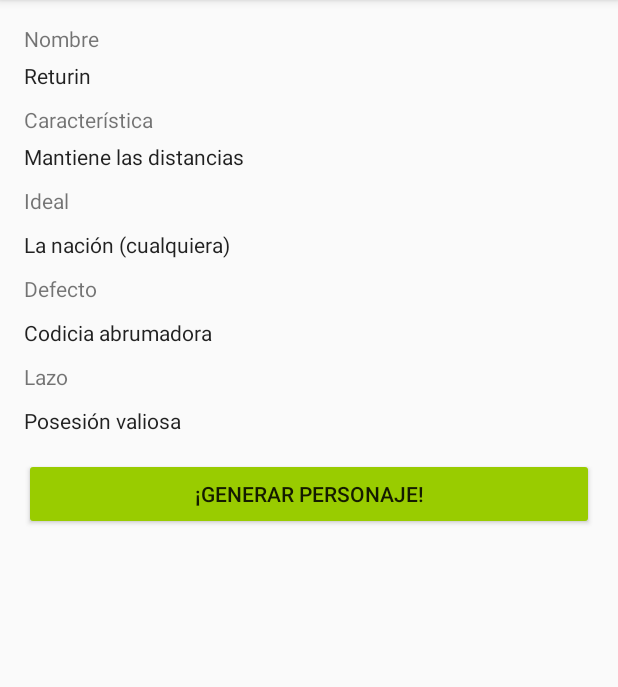
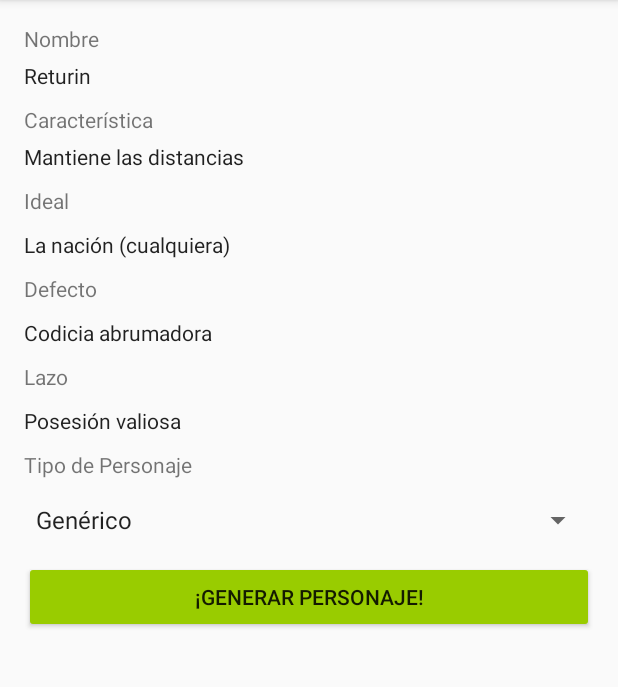
Before and after one commit to IvanVilla/NPCgenerator, an Android app: the screen it shows after launch (MainActivity), after a tap on "¡GENERAR PERSONAJE!", on a phone screen of 412 x 824 dp, the part 84-771 px from its top. Run offline under Robolectric (Android 15) with nearby library versions, the phone set to English and light mode, and no system bars.

```diff
--- a/app/src/main/java/com/example/klaussius/npcgenerator/MainActivity.java
+++ b/app/src/main/java/com/example/klaussius/npcgenerator/MainActivity.java
@@ -6,19 +6,29 @@ import android.support.v7.widget.Toolbar;
 import android.view.Menu;
 import android.view.MenuItem;
 import android.view.View;
+import android.widget.ArrayAdapter;
 import android.widget.Button;
+import android.widget.Spinner;
 import android.widget.TextView;
 
+import personajes.Personaje;
+import personajes.enanos.EnanoFemenino;
+import personajes.enanos.EnanoMasculino;
 import personajes.generico.PersonajeGenerico;
 
 public class MainActivity extends AppCompatActivity {
 
+    // TextViews
     TextView tvNombre;
     TextView tvCaracteristica;
     TextView tvIdeal;
     TextView tvDefecto;
     TextView tvLazo;
 
+    // Spinners
+    Spinner spTipoPersonaje;
+
+    // Buttons
     Button btGenerarPersonaje;
 
     @Override
@@ -35,11 +45,21 @@ public class MainActivity extends AppCompatActivity {
         tvDefecto = (TextView)findViewById(R.id.tvDefecto);
         tvLazo = (TextView)findViewById(R.id.tvLazo);
 
+        // Inicializo el spinner y su adaptador
+        spTipoPersonaje = (Spinner)findViewById(R.id.spTipoPersonaje);
+        ArrayAdapter<CharSequence> adapter =
+                ArrayAdapter.createFromResource(this,R.array.selectorRaza,android.R.layout.simple_spinner_item);
+        adapter.setDropDownViewResource(android.R.layout.simple_spinner_dropdown_item);
+        spTipoPersonaje.setAdapter(adapter);
+
+
+
         // Botón de generar personaje
         btGenerarPersonaje = (Button)findViewById(R.id.btGenerarPersonaje);
         btGenerarPersonaje.setOnClickListener(new View.OnClickListener() {
             @Override
             public void onClick(View view) {
+                String pj = spTipoPersonaje.getSelectedItem().toString();
                 generarPersonaje();
             }
         });
@@ -58,21 +78,31 @@ public class MainActivity extends AppCompatActivity {
         // automatically handle clicks on the Home/Up button, so long
         // as you specify a parent activity in AndroidManifest.xml.
         int id = item.getItemId();
-
         return super.onOptionsItemSelected(item);
     }
 
     // Mi código
 
     /**
-     * Genera un personaje, llena los textView...
+     * Genera un personaje, rellena los textviews
      */
     public void generarPersonaje(){
-        PersonajeGenerico personajeGenerico = new PersonajeGenerico();
-        tvNombre.setText(personajeGenerico.getNombre());
-        tvCaracteristica.setText(personajeGenerico.getCaracteristica());
-        tvIdeal.setText(personajeGenerico.getIdeal());
-        tvDefecto.setText(personajeGenerico.getDefecto());
-        tvLazo.setText(personajeGenerico.getLazo());
+        Personaje personaje;
+        switch (spTipoPersonaje.getSelectedItem().toString()){
+            case "Enano masculino":
+                personaje = new EnanoMasculino();
+                break;
+            case "Enano femenino":
+                personaje = new EnanoFemenino();
+                break;
+            default:
+                personaje = new PersonajeGenerico();
+        }
+        tvNombre.setText(personaje.getNombre());
+        tvCaracteristica.setText(personaje.getCaracteristica());
+        tvIdeal.setText(personaje.getIdeal());
+        tvDefecto.setText(personaje.getDefecto());
+        tvLazo.setText(personaje.getLazo());
     }
+
 }
--- a/app/src/main/java/personajes/enanos/Personaje.java
+++ b/app/src/main/java/personajes/Personaje.java
@@ -1,4 +1,4 @@
-package personajes.enanos;
+package personajes;
 
 import detalles.Caracteristicas;
 import detalles.Defectos;
@@ -6,7 +6,6 @@ import detalles.Ideales;
 import detalles.Lazos;
 
 /**
- * Crea un personaje enano
  * Created by Klaussius on 15/11/2016.
  */
 
--- a/app/src/main/java/personajes/enanos/PersonajeFemenino.java
+++ b/app/src/main/java/personajes/enanos/EnanoFemenino.java
@@ -5,12 +5,12 @@ package personajes.enanos;
  * Created by Klaussius on 15/11/2016.
  */
 
-public class PersonajeFemenino extends Personaje {
+public class EnanoFemenino extends personajes.Personaje {
 
     /**
      * Constructor
      */
-    public PersonajeFemenino() {
+    public EnanoFemenino() {
         super.nombre=new NombreFemenino().getNombre()+" "+new Apellido().getApellido();
     }
 }
--- a/app/src/main/java/personajes/enanos/PersonajeMasculino.java
+++ b/app/src/main/java/personajes/enanos/EnanoMasculino.java
@@ -4,12 +4,12 @@ package personajes.enanos;
  * Enanos masculinos, hereda de personaje enano
  * Created by Klaussius on 15/11/2016.
  */
-public class PersonajeMasculino extends Personaje {
+public class EnanoMasculino extends personajes.Personaje {
 
     /**
      * Constructor
      */
-    public PersonajeMasculino() {
+    public EnanoMasculino() {
         super.nombre = new NombreMasculino().getNombre()+" "+new Apellido().getApellido();
     }
 }
--- a/app/src/main/java/personajes/generico/PersonajeGenerico.java
+++ b/app/src/main/java/personajes/generico/PersonajeGenerico.java
@@ -1,71 +1,16 @@
 package personajes.generico;
-
-import detalles.Caracteristicas;
-import detalles.Defectos;
-import detalles.Ideales;
-import detalles.Lazos;
 
 /**
  * Almacena un personaje
  * Created by Klaussius on 14/11/2016.
  */
 
-public class PersonajeGenerico {
-    // Datos
-    private String nombre;
-    private String caracteristica;
-    private String ideal;
-    private String defecto;
-    private String lazo;
+public class PersonajeGenerico extends personajes.Personaje{
 
     /**
      * Constructor
      */
     public PersonajeGenerico(){
-        nombre = new NombreGenerico().getNombre();
-        caracteristica=new Caracteristicas().getCaracteristica();
-        ideal = new Ideales().getIdeal();
-        defecto = new Defectos().getDefecto();
-        lazo = new Lazos().getLazo();
-    }
-
-    /**
-     * Devuelve el nombre
-     * @return nombre
-     */
-    public String getNombre() {
-        return nombre;
-    }
-
-    /**
-     * Devuelve la característica
-     * @return característica
-     */
-    public String getCaracteristica() {
-        return caracteristica;
-    }
-
-    /**
-     * Devuelve el ideal
-     * @return ideal
-     */
-    public String getIdeal() {
-        return ideal;
-    }
-
-    /**
-     * Devuelve el defecto
-     * @return defecto
-     */
-    public String getDefecto() {
-        return defecto;
-    }
-
-    /**
-     * Devuelve el lazo
-     * @return lazo
-     */
-    public String getLazo() {
-        return lazo;
+        super.nombre = new NombreGenerico().getNombre();
     }
 }
--- a/app/src/main/res/layout/content_main.xml
+++ b/app/src/main/res/layout/content_main.xml
@@ -24,7 +24,7 @@
         <TextView
             android:layout_width="match_parent"
             android:layout_height="wrap_content"
-            android:id="@+id/tvNombreInfo"
+            android:id="@+id/textView"
             android:text="@string/nombre" />
 
         <TextView
@@ -90,6 +90,19 @@
             android:textAppearance="@style/TextAppearance.AppCompat.Body1"
             android:layout_marginTop="10dp" />
 
+        <TextView
+            android:layout_width="match_parent"
+            android:layout_height="wrap_content"
+            android:id="@+id/tvTipoPersonajeInfo"
+            android:text="@string/tipoPj"
+            android:layout_marginTop="10dp" />
+
+        <Spinner
+            android:layout_width="match_parent"
+            android:layout_height="wrap_content"
+            android:id="@+id/spTipoPersonaje"
+            android:layout_marginTop="15dp" />
+
         <Button
             android:text="@string/generarPersonaje"
             android:layout_width="match_parent"
--- a/app/src/main/res/values/strings.xml
+++ b/app/src/main/res/values/strings.xml
@@ -6,5 +6,11 @@
     <string name="ideal">Ideal</string>
     <string name="defecto">Defecto</string>
     <string name="lazo">Lazo</string>
+    <string name="tipoPj">Tipo de Personaje</string>
     <string name="generarPersonaje">¡Generar Personaje!</string>
+    <string-array name="selectorRaza">
+        <item>Genérico</item>
+        <item>Enano masculino</item>
+        <item>Enano femenino</item>
+    </string-array>
 </resources>
```
